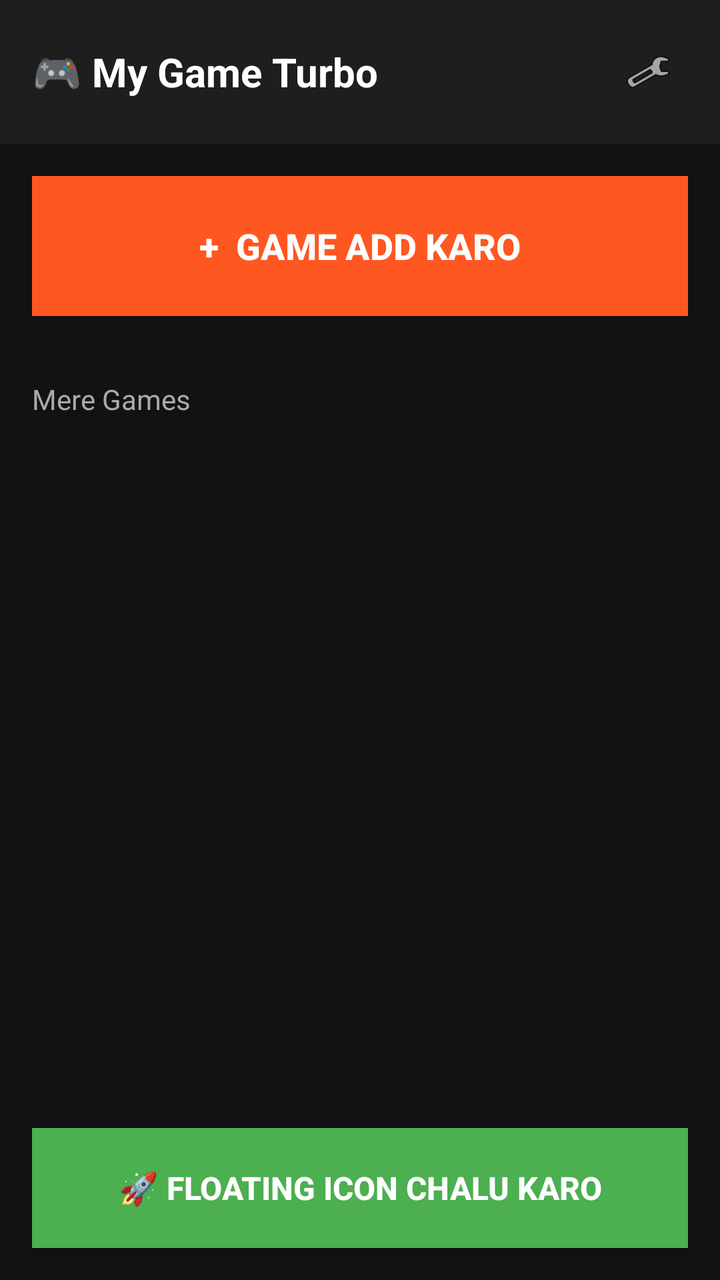
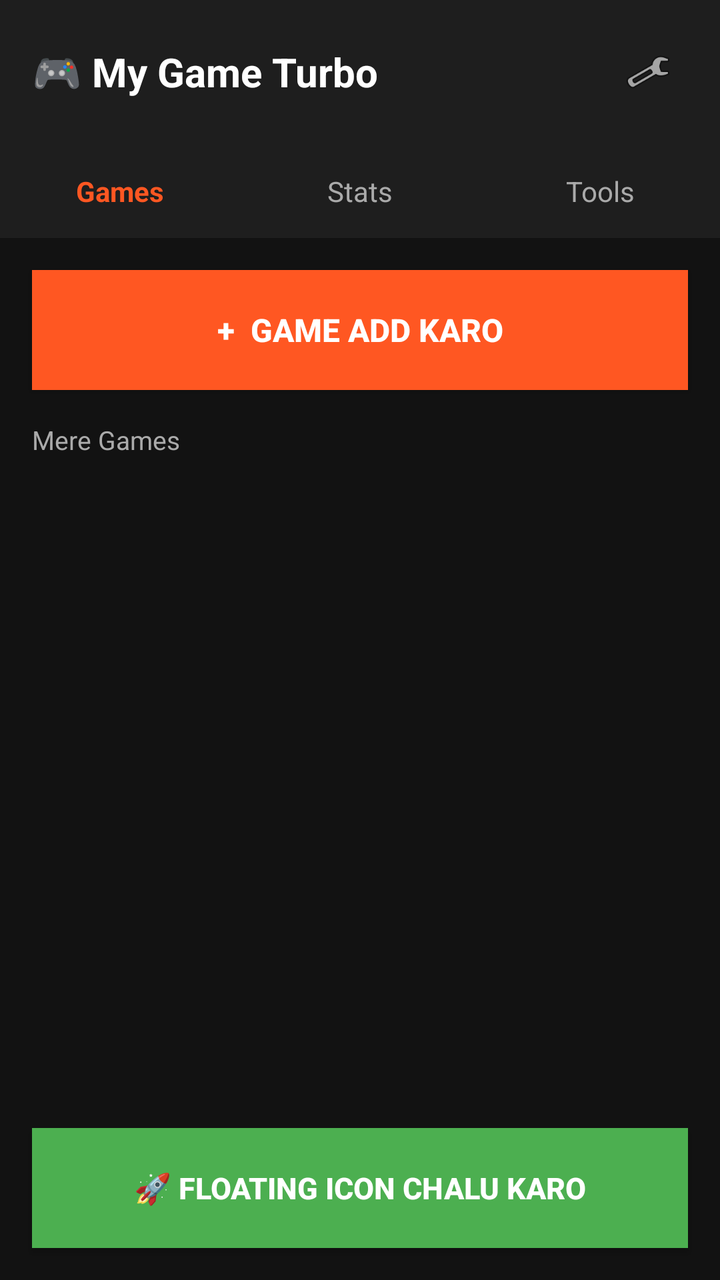

Two renders of the same Android screen: before a commit and after it. Below are the layout's source before the change and the commit's diff.
<!-- AndroidManifest.xml: application theme AppTheme -->
<!-- res/layout/activity_main.xml -->
<?xml version="1.0" encoding="utf-8"?>
<LinearLayout xmlns:android="http://schemas.android.com/apk/res/android"
    android:layout_width="match_parent"
    android:layout_height="match_parent"
    android:orientation="vertical"
    android:background="#121212">

    
    <LinearLayout
        android:layout_width="match_parent"
        android:layout_height="wrap_content"
        android:orientation="horizontal"
        android:padding="16dp"
        android:gravity="center_vertical"
        android:background="#1E1E1E">

        <TextView
            android:layout_width="0dp"
            android:layout_height="wrap_content"
            android:layout_weight="1"
            android:text="🎮 My Game Turbo"
            android:textColor="#FFFFFF"
            android:textSize="20sp"
            android:textStyle="bold"/>

        <ImageView
            android:id="@+id/settingsIcon"
            android:layout_width="40dp"
            android:layout_height="40dp"
            android:padding="8dp"
            android:src="@android:drawable/ic_menu_preferences"
            android:background="?android:attr/selectableItemBackgroundBorderless"
            android:contentDescription="Settings"/>
    </LinearLayout>

    
    <LinearLayout
        android:layout_width="match_parent"
        android:layout_height="wrap_content"
        android:padding="16dp"
        android:gravity="center">

        <Button
            android:id="@+id/addBtn"
            android:layout_width="match_parent"
            android:layout_height="70dp"
            android:text="+  Game Add Karo"
            android:textSize="18sp"
            android:textStyle="bold"
            android:textColor="#FFFFFF"
            android:background="#FF5722"/>
    </LinearLayout>

    
    <TextView
        android:layout_width="match_parent"
        android:layout_height="wrap_content"
        android:padding="16dp"
        android:text="Mere Games"
        android:textColor="#AAAAAA"
        android:textSize="14sp"/>

    
    <ScrollView
        android:layout_width="match_parent"
        android:layout_height="0dp"
        android:layout_weight="1">
        <LinearLayout
            android:id="@+id/gamesList"
            android:layout_width="match_parent"
            android:layout_height="wrap_content"
            android:orientation="vertical"/>
    </ScrollView>

    
    <Button
        android:layout_width="match_parent"
        android:layout_height="60dp"
        android:layout_margin="16dp"
        android:onClick="startTurbo"
        android:text="🚀 Floating Icon Chalu Karo"
        android:textSize="16sp"
        android:textStyle="bold"
        android:textColor="#FFFFFF"
        android:background="#4CAF50"/>

</LinearLayout>
<!-- resources referenced by this layout -->
<resources>
  <style name="AppTheme" parent="Theme.AppCompat.DayNight.NoActionBar">
          <item name="android:windowBackground">#121212</item>
          <item name="android:statusBarColor">#1E1E1E</item>
          <item name="android:colorAccent">#FF5722</item>
      </style>
</resources>

<!-- the commit's change to res/layout/activity_main.xml (unified diff, before → after) -->
@@ -3,7 +3,7 @@
     android:layout_width="match_parent"
     android:layout_height="match_parent"
     android:orientation="vertical"
-    android:background="#121212">
+    android:background="@color/dark_bg">
 
     
     <LinearLayout
@@ -12,14 +12,14 @@
         android:orientation="horizontal"
         android:padding="16dp"
         android:gravity="center_vertical"
-        android:background="#1E1E1E">
+        android:background="@color/dark_bar">
 
         <TextView
             android:layout_width="0dp"
             android:layout_height="wrap_content"
             android:layout_weight="1"
             android:text="🎮 My Game Turbo"
-            android:textColor="#FFFFFF"
+            android:textColor="@color/text_primary"
             android:textSize="20sp"
             android:textStyle="bold"/>
 
@@ -29,59 +29,434 @@
             android:layout_height="40dp"
             android:padding="8dp"
             android:src="@android:drawable/ic_menu_preferences"
-            android:background="?android:attr/selectableItemBackgroundBorderless"
-            android:contentDescription="Settings"/>
+            android:background="?android:attr/selectableItemBackgroundBorderless"/>
     </LinearLayout>
 
     
     <LinearLayout
         android:layout_width="match_parent"
         android:layout_height="wrap_content"
-        android:padding="16dp"
-        android:gravity="center">
+        android:orientation="horizontal"
+        android:background="@color/dark_bar">
+        <TextView
+            android:id="@+id/tabGames"
+            android:layout_width="0dp"
+            android:layout_height="wrap_content"
+            android:layout_weight="1"
+            android:gravity="center"
+            android:padding="14dp"
+            android:text="Games"
+            android:textColor="@color/orange"
+            android:textSize="14sp"
+            android:textStyle="bold"/>
+        <TextView
+            android:id="@+id/tabStats"
+            android:layout_width="0dp"
+            android:layout_height="wrap_content"
+            android:layout_weight="1"
+            android:gravity="center"
+            android:padding="14dp"
+            android:text="Stats"
+            android:textColor="@color/text_secondary"
+            android:textSize="14sp"/>
+        <TextView
+            android:id="@+id/tabTools"
+            android:layout_width="0dp"
+            android:layout_height="wrap_content"
+            android:layout_weight="1"
+            android:gravity="center"
+            android:padding="14dp"
+            android:text="Tools"
+            android:textColor="@color/text_secondary"
+            android:textSize="14sp"/>
+    </LinearLayout>
+
+    
+    <LinearLayout
+        android:id="@+id/pageGames"
+        android:layout_width="match_parent"
+        android:layout_height="0dp"
+        android:layout_weight="1"
+        android:orientation="vertical">
 
         <Button
             android:id="@+id/addBtn"
             android:layout_width="match_parent"
-            android:layout_height="70dp"
+            android:layout_height="60dp"
+            android:layout_margin="16dp"
             android:text="+  Game Add Karo"
-            android:textSize="18sp"
+            android:textSize="16sp"
             android:textStyle="bold"
-            android:textColor="#FFFFFF"
-            android:background="#FF5722"/>
+            android:textColor="@color/white"
+            android:background="@color/orange"/>
+
+        <TextView
+            android:layout_width="match_parent"
+            android:layout_height="wrap_content"
+            android:paddingStart="16dp"
+            android:paddingEnd="16dp"
+            android:paddingBottom="8dp"
+            android:text="Mere Games"
+            android:textColor="@color/text_secondary"
+            android:textSize="13sp"/>
+
+        <ScrollView
+            android:layout_width="match_parent"
+            android:layout_height="0dp"
+            android:layout_weight="1">
+            <LinearLayout
+                android:id="@+id/gamesList"
+                android:layout_width="match_parent"
+                android:layout_height="wrap_content"
+                android:orientation="vertical"
+                android:paddingStart="12dp"
+                android:paddingEnd="12dp"/>
+        </ScrollView>
+
+        <Button
+            android:id="@+id/startBtn"
+            android:layout_width="match_parent"
+            android:layout_height="60dp"
+            android:layout_margin="16dp"
+            android:onClick="startTurbo"
+            android:text="🚀 Floating Icon Chalu Karo"
+            android:textSize="15sp"
+            android:textStyle="bold"
+            android:textColor="@color/white"
+            android:background="@color/green"/>
     </LinearLayout>
-
-    
-    <TextView
-        android:layout_width="match_parent"
-        android:layout_height="wrap_content"
-        android:padding="16dp"
-        android:text="Mere Games"
-        android:textColor="#AAAAAA"
-        android:textSize="14sp"/>
 
     
     <ScrollView
+        android:id="@+id/pageStats"
         android:layout_width="match_parent"
         android:layout_height="0dp"
-        android:layout_weight="1">
+        android:layout_weight="1"
+        android:visibility="gone">
         <LinearLayout
-            android:id="@+id/gamesList"
-            android:layout_width="match_parent"
-            android:layout_height="wrap_content"
-            android:orientation="vertical"/>
+            android:layout_width="match_parent"
+            android:layout_height="wrap_content"
+            android:orientation="vertical"
+            android:padding="16dp">
+
+            <TextView android:text="📊 Live Stats"
+                android:textColor="@color/orange"
+                android:textSize="16sp"
+                android:textStyle="bold"
+                android:layout_marginBottom="12dp"/>
+
+            <LinearLayout android:layout_width="match_parent"
+                android:layout_height="wrap_content"
+                android:orientation="horizontal"
+                android:layout_marginBottom="8dp">
+                <LinearLayout android:layout_width="0dp"
+                    android:layout_height="wrap_content"
+                    android:layout_weight="1"
+                    android:orientation="vertical"
+                    android:background="@color/dark_card"
+                    android:padding="16dp"
+                    android:layout_marginEnd="4dp">
+                    <TextView android:id="@+id/statFps"
+                        android:text="60"
+                        android:textColor="@color/white"
+                        android:textSize="24sp"
+                        android:textStyle="bold"/>
+                    <TextView android:text="FPS"
+                        android:textColor="@color/text_secondary"
+                        android:textSize="11sp"/>
+                </LinearLayout>
+                <LinearLayout android:layout_width="0dp"
+                    android:layout_height="wrap_content"
+                    android:layout_weight="1"
+                    android:orientation="vertical"
+                    android:background="@color/dark_card"
+                    android:padding="16dp"
+                    android:layout_marginStart="4dp">
+                    <TextView android:id="@+id/statPing"
+                        android:text="--"
+                        android:textColor="@color/white"
+                        android:textSize="24sp"
+                        android:textStyle="bold"/>
+                    <TextView android:text="Ping (ms)"
+                        android:textColor="@color/text_secondary"
+                        android:textSize="11sp"/>
+                </LinearLayout>
+            </LinearLayout>
+
+            <LinearLayout android:layout_width="match_parent"
+                android:layout_height="wrap_content"
+                android:orientation="horizontal"
+                android:layout_marginBottom="8dp">
+                <LinearLayout android:layout_width="0dp"
+                    android:layout_height="wrap_content"
+                    android:layout_weight="1"
+                    android:orientation="vertical"
+                    android:background="@color/dark_card"
+                    android:padding="16dp"
+                    android:layout_marginEnd="4dp">
+                    <TextView android:id="@+id/statRam"
+                        android:text="--"
+                        android:textColor="@color/white"
+                        android:textSize="24sp"
+                        android:textStyle="bold"/>
+                    <TextView android:text="RAM Used"
+                        android:textColor="@color/text_secondary"
+                        android:textSize="11sp"/>
+                </LinearLayout>
+                <LinearLayout android:layout_width="0dp"
+                    android:layout_height="wrap_content"
+                    android:layout_weight="1"
+                    android:orientation="vertical"
+                    android:background="@color/dark_card"
+                    android:padding="16dp"
+                    android:layout_marginStart="4dp">
+                    <TextView android:id="@+id/statBattery"
+                        android:text="--"
+                        android:textColor="@color/white"
+                        android:textSize="24sp"
+                        android:textStyle="bold"/>
+                    <TextView android:text="Battery %"
+                        android:textColor="@color/text_secondary"
+                        android:textSize="11sp"/>
+                </LinearLayout>
+            </LinearLayout>
+
+            <LinearLayout android:layout_width="match_parent"
+                android:layout_height="wrap_content"
+                android:orientation="horizontal"
+                android:layout_marginBottom="8dp">
+                <LinearLayout android:layout_width="0dp"
+                    android:layout_height="wrap_content"
+                    android:layout_weight="1"
+                    android:orientation="vertical"
+                    android:background="@color/dark_card"
+                    android:padding="16dp"
+                    android:layout_marginEnd="4dp">
+                    <TextView android:id="@+id/statTemp"
+                        android:text="--"
+                        android:textColor="@color/white"
+                        android:textSize="24sp"
+                        android:textStyle="bold"/>
+                    <TextView android:text="Battery Temp"
+                        android:textColor="@color/text_secondary"
+                        android:textSize="11sp"/>
+                </LinearLayout>
+                <LinearLayout android:layout_width="0dp"
+                    android:layout_height="wrap_content"
+                    android:layout_weight="1"
+                    android:orientation="vertical"
+                    android:background="@color/dark_card"
+                    android:padding="16dp"
+                    android:layout_marginStart="4dp">
+                    <TextView android:id="@+id/statTime"
+                        android:text="0m"
+                        android:textColor="@color/white"
+                        android:textSize="24sp"
+                        android:textStyle="bold"/>
+                    <TextView android:text="Play Time"
+                        android:textColor="@color/text_secondary"
+                        android:textSize="11sp"/>
+                </LinearLayout>
+            </LinearLayout>
+
+            <TextView android:text="📈 History"
+                android:textColor="@color/orange"
+                android:textSize="16sp"
+                android:textStyle="bold"
+                android:layout_marginTop="16dp"
+                android:layout_marginBottom="8dp"/>
+            <LinearLayout android:id="@+id/historyList"
+                android:layout_width="match_parent"
+                android:layout_height="wrap_content"
+                android:orientation="vertical"/>
+        </LinearLayout>
     </ScrollView>
 
     
-    <Button
+    <ScrollView
+        android:id="@+id/pageTools"
         android:layout_width="match_parent"
-        android:layout_height="60dp"
-        android:layout_margin="16dp"
-        android:onClick="startTurbo"
-        android:text="🚀 Floating Icon Chalu Karo"
-        android:textSize="16sp"
-        android:textStyle="bold"
-        android:textColor="#FFFFFF"
-        android:background="#4CAF50"/>
+        android:layout_height="0dp"
+        android:layout_weight="1"
+        android:visibility="gone">
+        <LinearLayout
+            android:layout_width="match_parent"
+            android:layout_height="wrap_content"
+            android:orientation="vertical"
+            android:padding="16dp">
+
+            <TextView android:text="🛠️ Quick Tools"
+                android:textColor="@color/orange"
+                android:textSize="16sp"
+                android:textStyle="bold"
+                android:layout_marginBottom="12dp"/>
+
+            <LinearLayout android:id="@+id/toolOverlay"
+                android:layout_width="match_parent"
+                android:layout_height="wrap_content"
+                android:padding="14dp"
+                android:background="@color/dark_card"
+                android:layout_marginBottom="6dp"
+                android:orientation="horizontal"
+                android:gravity="center_vertical">
+                <TextView android:text="📊"
+                    android:textSize="22sp"
+                    android:layout_width="wrap_content"
+                    android:layout_height="wrap_content"/>
+                <TextView android:text="  Live Stats Overlay"
+                    android:textColor="@color/white"
+                    android:textSize="15sp"
+                    android:layout_width="0dp"
+                    android:layout_height="wrap_content"
+                    android:layout_weight="1"/>
+                <TextView android:id="@+id/toolOverlayState"
+                    android:text="OFF"
+                    android:textColor="@color/text_secondary"
+                    android:textSize="12sp"/>
+            </LinearLayout>
+
+            <LinearLayout android:id="@+id/toolCrosshair"
+                android:layout_width="match_parent"
+                android:layout_height="wrap_content"
+                android:padding="14dp"
+                android:background="@color/dark_card"
+                android:layout_marginBottom="6dp"
+                android:orientation="horizontal"
+                android:gravity="center_vertical">
+                <TextView android:text="🎯"
+                    android:textSize="22sp"
+                    android:layout_width="wrap_content"
+                    android:layout_height="wrap_content"/>
+                <TextView android:text="  Crosshair"
+                    android:textColor="@color/white"
+                    android:textSize="15sp"
+                    android:layout_width="0dp"
+                    android:layout_height="wrap_content"
+                    android:layout_weight="1"/>
+                <TextView android:id="@+id/toolCrosshairState"
+                    android:text="OFF"
+                    android:textColor="@color/text_secondary"
+                    android:textSize="12sp"/>
+            </LinearLayout>
+
+            <LinearLayout android:id="@+id/toolBrightness"
+                android:layout_width="match_parent"
+                android:layout_height="wrap_content"
+                android:padding="14dp"
+                android:background="@color/dark_card"
+                android:layout_marginBottom="6dp"
+                android:orientation="horizontal"
+                android:gravity="center_vertical">
+                <TextView android:text="☀️"
+                    android:textSize="22sp"
+                    android:layout_width="wrap_content"
+                    android:layout_height="wrap_content"/>
+                <TextView android:text="  Brightness Boost"
+                    android:textColor="@color/white"
+                    android:textSize="15sp"
+                    android:layout_width="0dp"
+                    android:layout_height="wrap_content"
+                    android:layout_weight="1"/>
+                <TextView android:text="OPEN"
+                    android:textColor="@color/text_secondary"
+                    android:textSize="12sp"/>
+            </LinearLayout>
+
+            <LinearLayout android:id="@+id/toolRotate"
+                android:layout_width="match_parent"
+                android:layout_height="wrap_content"
+                android:padding="14dp"
+                android:background="@color/dark_card"
+                android:layout_marginBottom="6dp"
+                android:orientation="horizontal"
+                android:gravity="center_vertical">
+                <TextView android:text="🔄"
+                    android:textSize="22sp"
+                    android:layout_width="wrap_content"
+                    android:layout_height="wrap_content"/>
+                <TextView android:text="  Rotation Lock"
+                    android:textColor="@color/white"
+                    android:textSize="15sp"
+                    android:layout_width="0dp"
+                    android:layout_height="wrap_content"
+                    android:layout_weight="1"/>
+                <TextView android:id="@+id/toolRotateState"
+                    android:text="OFF"
+                    android:textColor="@color/text_secondary"
+                    android:textSize="12sp"/>
+            </LinearLayout>
+
+            <LinearLayout android:id="@+id/toolSound"
+                android:layout_width="match_parent"
+                android:layout_height="wrap_content"
+                android:padding="14dp"
+                android:background="@color/dark_card"
+                android:layout_marginBottom="6dp"
+                android:orientation="horizontal"
+                android:gravity="center_vertical">
+                <TextView android:text="🔊"
+                    android:textSize="22sp"
+                    android:layout_width="wrap_content"
+                    android:layout_height="wrap_content"/>
+                <TextView android:text="  Sound Boost"
+                    android:textColor="@color/white"
+                    android:textSize="15sp"
+                    android:layout_width="0dp"
+                    android:layout_height="wrap_content"
+                    android:layout_weight="1"/>
+                <TextView android:text="TAP"
+                    android:textColor="@color/text_secondary"
+                    android:textSize="12sp"/>
+            </LinearLayout>
+
+            <LinearLayout android:id="@+id/toolClear"
+                android:layout_width="match_parent"
+                android:layout_height="wrap_content"
+                android:padding="14dp"
+                android:background="@color/dark_card"
+                android:layout_marginBottom="6dp"
+                android:orientation="horizontal"
+                android:gravity="center_vertical">
+                <TextView android:text="🧹"
+                    android:textSize="22sp"
+                    android:layout_width="wrap_content"
+                    android:layout_height="wrap_content"/>
+                <TextView android:text="  Clear RAM"
+                    android:textColor="@color/white"
+                    android:textSize="15sp"
+                    android:layout_width="0dp"
+                    android:layout_height="wrap_content"
+                    android:layout_weight="1"/>
+                <TextView android:text="TAP"
+                    android:textColor="@color/text_secondary"
+                    android:textSize="12sp"/>
+            </LinearLayout>
+
+            <LinearLayout android:id="@+id/toolDnd"
+                android:layout_width="match_parent"
+                android:layout_height="wrap_content"
+                android:padding="14dp"
+                android:background="@color/dark_card"
+                android:layout_marginBottom="6dp"
+                android:orientation="horizontal"
+                android:gravity="center_vertical">
+                <TextView android:text="🔕"
+                    android:textSize="22sp"
+                    android:layout_width="wrap_content"
+                    android:layout_height="wrap_content"/>
+                <TextView android:text="  Do Not Disturb"
+                    android:textColor="@color/white"
+                    android:textSize="15sp"
+                    android:layout_width="0dp"
+                    android:layout_height="wrap_content"
+                    android:layout_weight="1"/>
+                <TextView android:id="@+id/toolDndState"
+                    android:text="OFF"
+                    android:textColor="@color/text_secondary"
+                    android:textSize="12sp"/>
+            </LinearLayout>
+
+        </LinearLayout>
+    </ScrollView>
 
 </LinearLayout>
<!-- resource entries referenced after the edit -->
@@ -1,9 +1,20 @@
 <!-- resources referenced by this layout -->
 <resources>
+  <color name="dark_bar">#FF1E1E1E</color>
+  <color name="dark_bg">#FF121212</color>
+  <color name="dark_card">#FF222222</color>
+  <color name="green">#FF4CAF50</color>
+  <color name="orange">#FFFF5722</color>
+  <color name="text_primary">#FFFFFFFF</color>
+  <color name="text_secondary">#FFAAAAAA</color>
+  <color name="white">#FFFFFFFF</color>
   <style name="AppTheme" parent="Theme.AppCompat.DayNight.NoActionBar">
-          <item name="android:windowBackground">#121212</item>
-          <item name="android:statusBarColor">#1E1E1E</item>
-          <item name="android:colorAccent">#FF5722</item>
+          <item name="android:windowBackground">@color/dark_bg</item>
+          <item name="android:statusBarColor">@color/dark_bar</item>
+          <item name="android:navigationBarColor">@color/dark_bg</item>
+          <item name="android:colorAccent">@color/orange</item>
+          <item name="android:textColorPrimary">@color/text_primary</item>
+          <item name="android:textColorSecondary">@color/text_secondary</item>
       </style>
 </resources>
 
